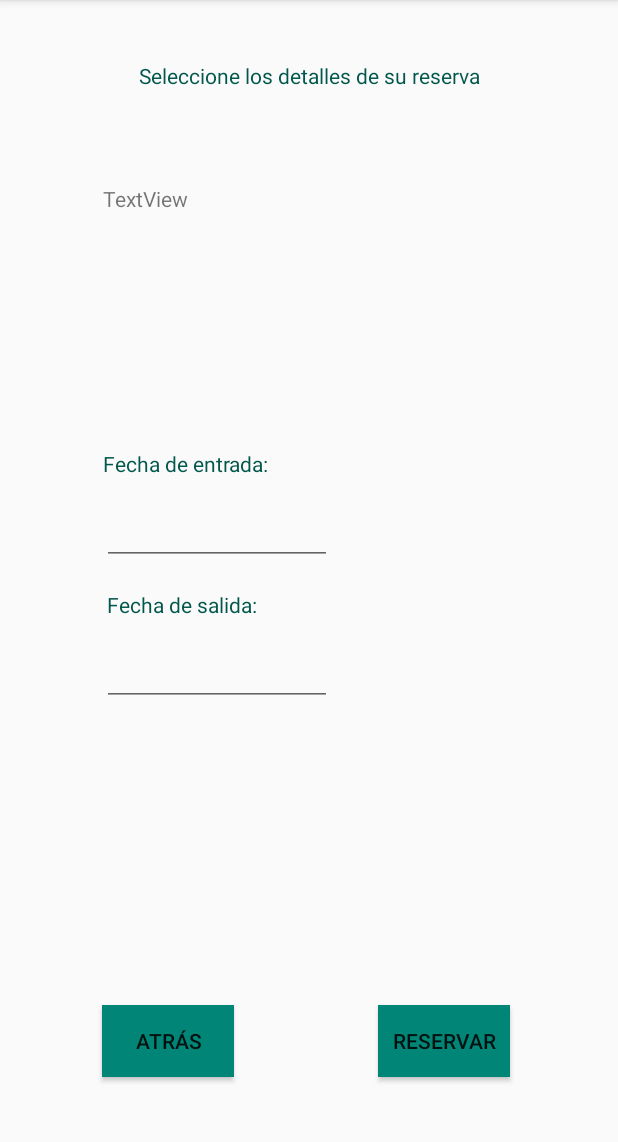
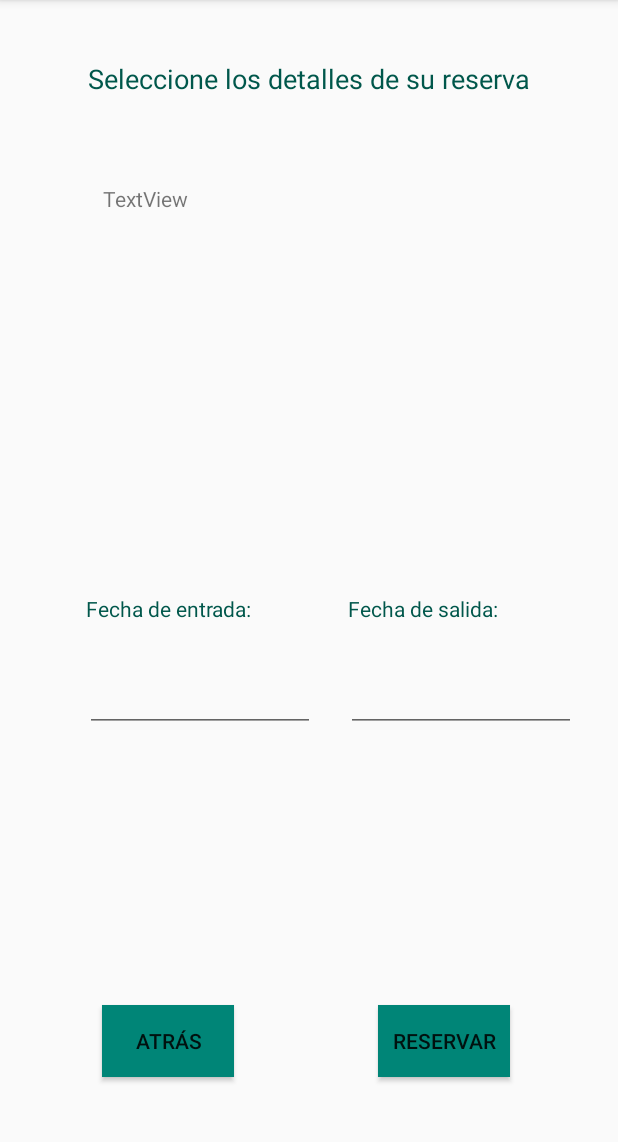
Before and after one commit to SalvaCM/AppMovil, an Android app: the HacerReserva screen opened directly, with no data from a screen before it, after a tap on "RESERVAR", on a phone screen of 412 x 824 dp, the part 84-1226 px from its top. Run offline under Robolectric (Android 15) with nearby library versions, the phone set to English and light mode, and no system bars.

Commit message:
calendarios de fecha entrada y fecha salida implementados, pruebas cargar json simple

```diff
--- a/app/src/main/AndroidManifest.xml
+++ b/app/src/main/AndroidManifest.xml
@@ -11,7 +11,8 @@
         android:roundIcon="@mipmap/ic_launcher_round"
         android:supportsRtl="true"
         android:theme="@style/AppTheme">
-        <activity android:name=".HacerReserva"></activity>
+        <activity android:name=".Pruebas"></activity>
+        <activity android:name=".HacerReserva" />
         <activity android:name=".Login" />
         <activity android:name=".Mapa" />
         <activity android:name=".VerReservas" />
--- a/app/src/main/java/com/example/alojamientoseuskadi/HacerReserva.java
+++ b/app/src/main/java/com/example/alojamientoseuskadi/HacerReserva.java
@@ -14,11 +14,19 @@ import java.util.Calendar;
 import java.util.Locale;
 
 public class HacerReserva extends AppCompatActivity {
-
+    // Declaración de elementos de la actividad.xml
     EditText etFechaEntrada;
     EditText etFechaSalida;
     Calendar calendarioEntrada = Calendar.getInstance();
     Calendar calendarioSalida = Calendar.getInstance();
+
+    //Declaración de variables
+    String formatoDeFecha = "dd/MM/yyyy"; //In which you need put here
+    SimpleDateFormat sdf = new SimpleDateFormat(formatoDeFecha, Locale.US);
+    Toast toastFecha;
+    Calendar calendar = Calendar.getInstance();
+    SimpleDateFormat fechaActual = new SimpleDateFormat("dd/MM/yyyy");
+    SimpleDateFormat horaActual = new SimpleDateFormat("HH:mm:ss ");
 
     @Override
     protected void onCreate(Bundle savedInstanceState) {
@@ -41,7 +49,7 @@ public class HacerReserva extends AppCompatActivity {
         etFechaSalida.setOnClickListener(new View.OnClickListener() {
             @Override
             public void onClick(View view) {
-                new DatePickerDialog(HacerReserva.this, date, calendarioSalida
+                new DatePickerDialog(HacerReserva.this, date2, calendarioSalida
                         .get(Calendar.YEAR), calendarioSalida.get(Calendar.MONTH),
                         calendarioSalida.get(Calendar.DAY_OF_MONTH)).show();
             }
@@ -80,19 +88,12 @@ public class HacerReserva extends AppCompatActivity {
 
     //Fecha entrada
     private void actualizarInput() {
-        String formatoDeFecha = "MM/dd/yy"; //In which you need put here
-        SimpleDateFormat sdf = new SimpleDateFormat(formatoDeFecha, Locale.US);
-
-        etFechaEntrada.setText(sdf.format(calendarioEntrada.getTime()));
+       etFechaEntrada.setText(sdf.format(calendarioEntrada.getTime()));
 
     }
 
     //Fecha Salida
     private void actualizarInput2() {
-        String formatoDeFecha = "MM/dd/yy"; //In which you need put here
-        SimpleDateFormat sdf = new SimpleDateFormat(formatoDeFecha, Locale.US);
-
-
         etFechaSalida.setText(sdf.format(calendarioSalida.getTime()));
     }
 
@@ -103,7 +104,21 @@ public class HacerReserva extends AppCompatActivity {
     }
 
     public void hacerReserva(View view){
-        Toast toast1 = Toast.makeText(getApplicationContext(), "botón HacerReserva pulsado", Toast.LENGTH_SHORT);
-        toast1.show();
+        String strFechaActual =  fechaActual.format(calendar.getTime());
+
+        if(etFechaEntrada.getText().length()==0){
+            toastFecha = Toast.makeText(getApplicationContext(), "@String/toastErrorFecha1" + etFechaEntrada.getText(), Toast.LENGTH_SHORT);
+        }
+        if(etFechaSalida.getText().length()==0){
+            toastFecha = Toast.makeText(getApplicationContext(), "@String/toastErrorFecha2" + etFechaEntrada.getText(), Toast.LENGTH_SHORT);
+        }
+
+        else{
+            toastFecha = Toast.makeText(getApplicationContext(), "botón HacerReserva pulsado." , Toast.LENGTH_SHORT);
+        }
+
+
+
+        toastFecha.show();
     }
 }
--- a/app/src/main/res/layout/activity_hacer_reserva.xml
+++ b/app/src/main/res/layout/activity_hacer_reserva.xml
@@ -12,6 +12,7 @@
         android:layout_height="wrap_content"
         android:text="@string/tituloHacerReserv"
         android:textColor="@color/colorPrimaryDark"
+        android:textSize="18sp"
         app:layout_constraintBottom_toBottomOf="parent"
         app:layout_constraintEnd_toEndOf="parent"
         app:layout_constraintStart_toStartOf="parent"
@@ -26,10 +27,10 @@
         android:textColor="@color/colorPrimaryDark"
         app:layout_constraintBottom_toBottomOf="parent"
         app:layout_constraintEnd_toEndOf="parent"
-        app:layout_constraintHorizontal_bias="0.228"
+        app:layout_constraintHorizontal_bias="0.191"
         app:layout_constraintStart_toStartOf="parent"
         app:layout_constraintTop_toTopOf="parent"
-        app:layout_constraintVertical_bias="0.4" />
+        app:layout_constraintVertical_bias="0.529" />
 
     <TextView
         android:id="@+id/textView5"
@@ -39,10 +40,10 @@
         android:textColor="@color/colorPrimaryDark"
         app:layout_constraintBottom_toBottomOf="parent"
         app:layout_constraintEnd_toEndOf="parent"
-        app:layout_constraintHorizontal_bias="0.228"
+        app:layout_constraintHorizontal_bias="0.744"
         app:layout_constraintStart_toStartOf="parent"
         app:layout_constraintTop_toTopOf="parent"
-        app:layout_constraintVertical_bias="0.525" />
+        app:layout_constraintVertical_bias="0.529" />
 
     <EditText
         android:id="@+id/fechaEntrada"
@@ -52,10 +53,10 @@
         android:inputType="date"
         app:layout_constraintBottom_toBottomOf="parent"
         app:layout_constraintEnd_toEndOf="parent"
-        app:layout_constraintHorizontal_bias="0.263"
+        app:layout_constraintHorizontal_bias="0.22"
         app:layout_constraintStart_toStartOf="parent"
         app:layout_constraintTop_toTopOf="@+id/textView2"
-        app:layout_constraintVertical_bias="0.557" />
+        app:layout_constraintVertical_bias="0.583" />
 
     <EditText
         android:id="@+id/fechaSalida"
@@ -65,10 +66,10 @@
         android:inputType="date"
         app:layout_constraintBottom_toBottomOf="parent"
         app:layout_constraintEnd_toEndOf="parent"
-        app:layout_constraintHorizontal_bias="0.263"
+        app:layout_constraintHorizontal_bias="0.891"
         app:layout_constraintStart_toStartOf="parent"
         app:layout_constraintTop_toTopOf="@+id/textView2"
-        app:layout_constraintVertical_bias="0.417" />
+        app:layout_constraintVertical_bias="0.583" />
 
     <Button
         android:id="@+id/btnAtras"
--- a/app/src/main/res/values/strings.xml
+++ b/app/src/main/res/values/strings.xml
@@ -36,4 +36,9 @@
     <string name="date">"Fecha"</string>
     <string name="strFechaEntrada">"Fecha de entrada:"</string>
     <string name="strFechaSalida">"Fecha de salida:"</string>
+
+    <!-- Strings related to HacerReserva: fechas -->
+    <string name="toastErrorFecha1">"Debe introducir una fecha de entrada."</string>
+    <string name="toastErrorFecha2">"Debe introducir una fecha de salida."</string>
+    <string name="toastErrorFecha3">"La fecha de entrada no puede ser anterior a la fecha actual."</string>
 </resources>
```
Also changed, not shown: app/src/main/java/com/example/alojamientoseuskadi/Animal.java (added, +37 -0 lines), app/src/main/java/com/example/alojamientoseuskadi/MainActivity.java (+40 -0 lines), app/src/main/java/com/example/alojamientoseuskadi/ParseJson.java (added, +54 -0 lines), app/src/main/java/com/example/alojamientoseuskadi/Pruebas.java (added, +37 -0 lines), app/src/main/java/com/example/alojamientoseuskadi/Receta.java (added, +27 -0 lines), app/src/main/res/layout/activity_main.xml (+10 -0 lines), app/src/main/res/layout/activity_pruebas.xml (added, +43 -0 lines), app/src/main/res/raw/entrantes.json (added, +12 -0 lines), 2 other files.
